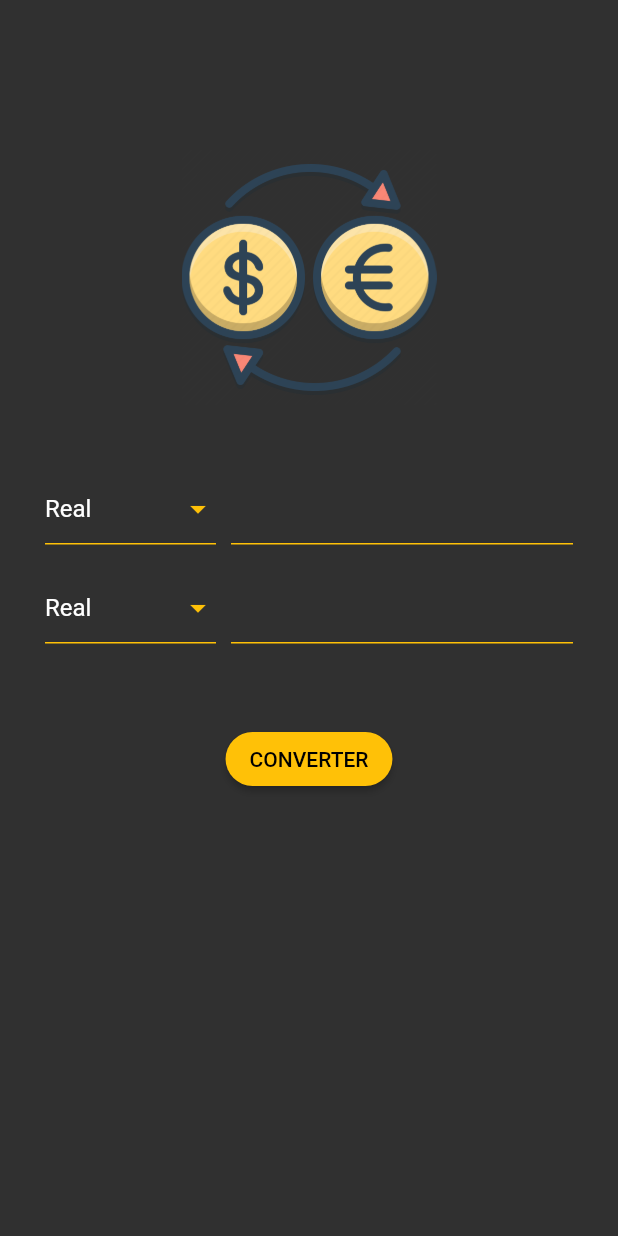
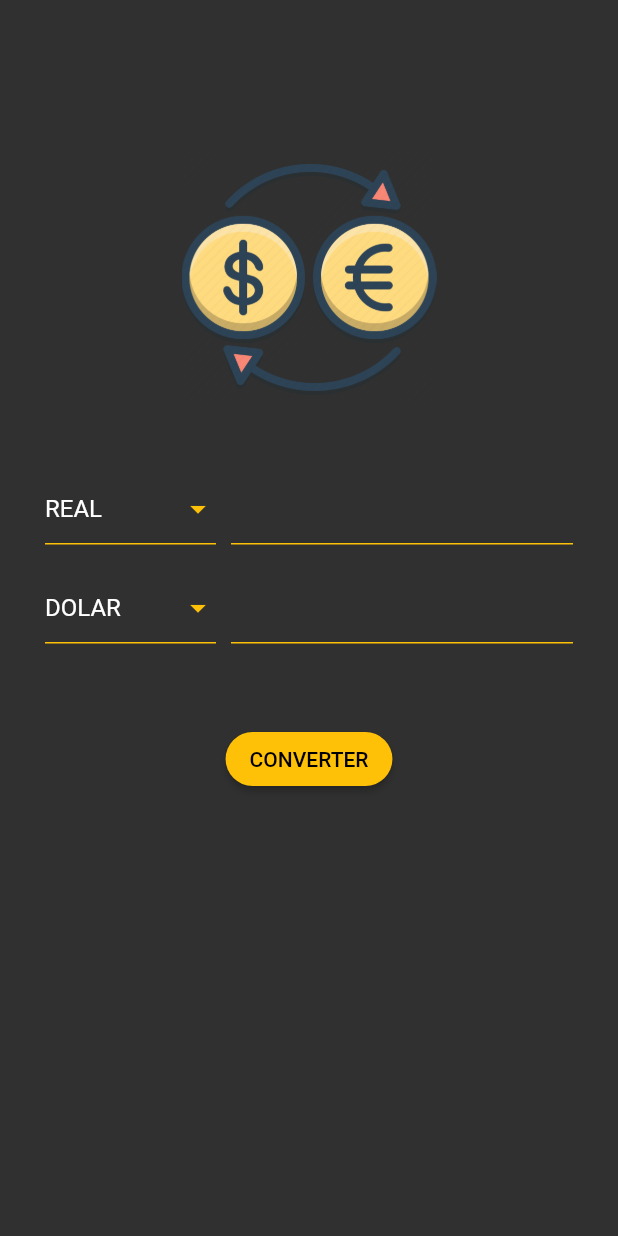
Before and after one commit to jrbytes/conversor, a Flutter app: the screen it shows after launch, on a phone screen of 412 x 824 dp. Run offline on Flutter 3.47's test engine with Material 2 defaults, Android fonts, the light colour scheme and no system bars.

Commit message:
integrating app to view

```diff
--- a/lib/app/components/currency_box.dart
+++ b/lib/app/components/currency_box.dart
@@ -1,6 +1,20 @@
+import 'package:conversor_curso/app/models/currency_model.dart';
 import 'package:flutter/material.dart';
 
 class CurrencyBox extends StatelessWidget {
+  final List<CurrencyModel> items;
+  final CurrencyModel selectedItem;
+  final TextEditingController controller;
+  final void Function(CurrencyModel?) onChanged;
+
+  const CurrencyBox({
+    Key? key,
+    required this.items,
+    required this.selectedItem,
+    required this.controller,
+    required this.onChanged,
+  }) : super(key: key);
+
   @override
   Widget build(BuildContext context) {
     return Row(
@@ -10,35 +24,34 @@ class CurrencyBox extends StatelessWidget {
           flex: 1,
           child: SizedBox(
             height: 56,
-            child: DropdownButton(
+            child: DropdownButton<CurrencyModel>(
               iconEnabledColor: Colors.amber,
               isExpanded: true,
-              value: 'BRL',
+              value: selectedItem,
               underline: Container(
                 height: 1,
                 color: Colors.amber,
               ),
-              items: const [
-                DropdownMenuItem(
-                  value: 'BRL',
-                  child: Text('Real'),
-                ),
-                DropdownMenuItem(
-                  value: 'USD',
-                  child: Text('Dólar'),
-                ),
-              ],
-              onChanged: (value) {},
+              items: items
+                  .map(
+                    (e) => DropdownMenuItem(
+                      value: e,
+                      child: Text(e.name.name),
+                    ),
+                  )
+                  .toList(),
+              onChanged: onChanged,
             ),
           ),
         ),
         const SizedBox(
           width: 10,
         ),
-        const Expanded(
+        Expanded(
           flex: 2,
           child: TextField(
-            decoration: InputDecoration(
+            controller: controller,
+            decoration: const InputDecoration(
               enabledBorder: UnderlineInputBorder(
                 borderSide: BorderSide(color: Colors.amber),
               ),
--- a/lib/app/views/home_view.dart
+++ b/lib/app/views/home_view.dart
@@ -1,7 +1,24 @@
 import 'package:conversor_curso/app/components/currency_box.dart';
+import 'package:conversor_curso/app/controllers/home_controller.dart';
 import 'package:flutter/material.dart';
 
-class HomeView extends StatelessWidget {
+class HomeView extends StatefulWidget {
+  @override
+  State<HomeView> createState() => _HomeViewState();
+}
+
+class _HomeViewState extends State<HomeView> {
+  final TextEditingController toText = TextEditingController();
+  final TextEditingController fromText = TextEditingController();
+
+  late HomeController homeController;
+
+  @override
+  void initState() {
+    super.initState();
+    homeController = HomeController(toText: toText, fromText: fromText);
+  }
+
   @override
   Widget build(BuildContext context) {
     return Scaffold(
@@ -23,11 +40,29 @@ class HomeView extends StatelessWidget {
               const SizedBox(
                 height: 45,
               ),
-              CurrencyBox(),
+              CurrencyBox(
+                selectedItem: homeController.toCurrency,
+                controller: toText,
+                items: homeController.currencies,
+                onChanged: (model) {
+                  setState(() {
+                    homeController.toCurrency = model!;
+                  });
+                },
+              ),
               const SizedBox(
                 height: 10,
               ),
-              CurrencyBox(),
+              CurrencyBox(
+                selectedItem: homeController.fromCurrency,
+                controller: fromText,
+                items: homeController.currencies,
+                onChanged: (model) {
+                  setState(() {
+                    homeController.fromCurrency = model!;
+                  });
+                },
+              ),
               const SizedBox(
                 height: 45,
               ),
@@ -39,7 +74,9 @@ class HomeView extends StatelessWidget {
                     borderRadius: BorderRadius.circular(32),
                   ),
                 ),
-                onPressed: () {},
+                onPressed: () {
+                  homeController.convert();
+                },
                 child: Text('CONVERTER'),
               ),
             ],
```
